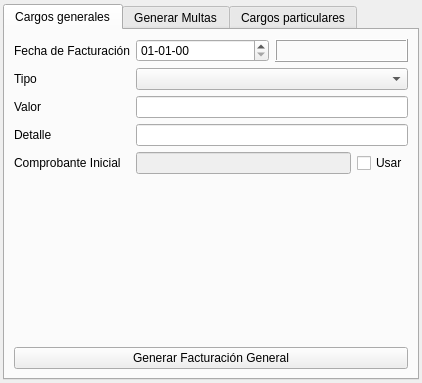
Before: the Qt Designer form billingwindow.ui in GonzaloHernandez/jpbilling, drawn with Qt 5.
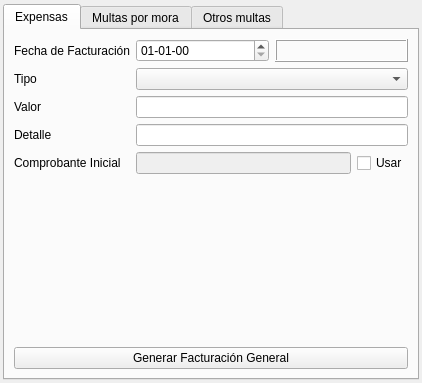
After: the same form once the commit is applied.

```diff
--- a/billingwindow.ui
+++ b/billingwindow.ui
@@ -33,7 +33,7 @@
      </property>
      <widget class="QWidget" name="tab_general">
       <attribute name="title">
-       <string>Cargos generales</string>
+       <string>Expensas</string>
       </attribute>
       <layout class="QVBoxLayout" name="verticalLayout_2">
        <item>
@@ -140,7 +140,7 @@
      </widget>
      <widget class="QWidget" name="tab_penalties">
       <attribute name="title">
-       <string>Generar Multas</string>
+       <string>Multas por mora</string>
       </attribute>
       <layout class="QVBoxLayout" name="verticalLayout_4">
        <item>
@@ -279,7 +279,7 @@
      </widget>
      <widget class="QWidget" name="tab_particular">
       <attribute name="title">
-       <string>Cargos particulares</string>
+       <string>Otros multas</string>
       </attribute>
       <layout class="QVBoxLayout" name="verticalLayout_3">
        <item>
```
